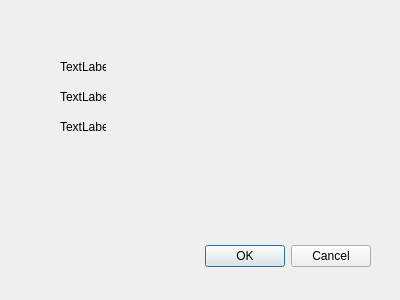
stlf/upyun_qt_sdk, file src/upyun_client/UpyunGUI/dialoglogin.ui: the form before one commit.
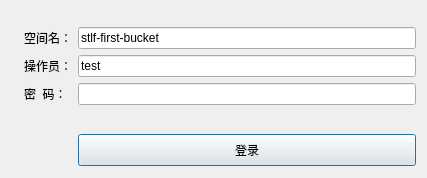
The form after the commit. Icons and pictures are not drawn.

```diff
--- a/src/upyun_client/UpyunGUI/dialoglogin.ui
+++ b/src/upyun_client/UpyunGUI/dialoglogin.ui
@@ -6,68 +6,119 @@
    <rect>
     <x>0</x>
     <y>0</y>
-    <width>400</width>
-    <height>300</height>
+    <width>427</width>
+    <height>178</height>
    </rect>
   </property>
   <property name="windowTitle">
    <string>Dialog</string>
   </property>
-  <widget class="QDialogButtonBox" name="buttonBox">
-   <property name="geometry">
-    <rect>
-     <x>30</x>
-     <y>240</y>
-     <width>341</width>
-     <height>32</height>
-    </rect>
+  <layout class="QHBoxLayout" name="horizontalLayout_2">
+   <property name="bottomMargin">
+    <number>12</number>
    </property>
-   <property name="orientation">
-    <enum>Qt::Horizontal</enum>
-   </property>
-   <property name="standardButtons">
-    <set>QDialogButtonBox::Cancel|QDialogButtonBox::Ok</set>
-   </property>
-  </widget>
-  <widget class="QLabel" name="label">
-   <property name="geometry">
-    <rect>
-     <x>60</x>
-     <y>60</y>
-     <width>46</width>
-     <height>13</height>
-    </rect>
-   </property>
-   <property name="text">
-    <string>TextLabel</string>
-   </property>
-  </widget>
-  <widget class="QLabel" name="label_2">
-   <property name="geometry">
-    <rect>
-     <x>60</x>
-     <y>90</y>
-     <width>46</width>
-     <height>13</height>
-    </rect>
-   </property>
-   <property name="text">
-    <string>TextLabel</string>
-   </property>
-  </widget>
-  <widget class="QLabel" name="label_3">
-   <property name="geometry">
-    <rect>
-     <x>60</x>
-     <y>120</y>
-     <width>46</width>
-     <height>13</height>
-    </rect>
-   </property>
-   <property name="text">
-    <string>TextLabel</string>
-   </property>
-  </widget>
+   <item>
+    <widget class="QLabel" name="label_4">
+     <property name="text">
+      <string/>
+     </property>
+     <property name="pixmap">
+      <pixmap resource="res.qrc">:/root/images/upyun_logo.jpg</pixmap>
+     </property>
+    </widget>
+   </item>
+   <item>
+    <layout class="QFormLayout" name="formLayout">
+     <property name="fieldGrowthPolicy">
+      <enum>QFormLayout::AllNonFixedFieldsGrow</enum>
+     </property>
+     <item row="0" column="1">
+      <spacer name="verticalSpacer">
+       <property name="orientation">
+        <enum>Qt::Vertical</enum>
+       </property>
+       <property name="sizeHint" stdset="0">
+        <size>
+         <width>184</width>
+         <height>13</height>
+        </size>
+       </property>
+      </spacer>
+     </item>
+     <item row="1" column="0">
+      <widget class="QLabel" name="label">
+       <property name="text">
+        <string>空间名：</string>
+       </property>
+      </widget>
+     </item>
+     <item row="1" column="1">
+      <widget class="QLineEdit" name="lineEdit">
+       <property name="text">
+        <string>stlf-first-bucket</string>
+       </property>
+      </widget>
+     </item>
+     <item row="2" column="0">
+      <widget class="QLabel" name="label_2">
+       <property name="text">
+        <string>操作员：</string>
+       </property>
+      </widget>
+     </item>
+     <item row="2" column="1">
+      <widget class="QLineEdit" name="lineEdit_2">
+       <property name="text">
+        <string>test</string>
+       </property>
+      </widget>
+     </item>
+     <item row="3" column="0">
+      <widget class="QLabel" name="label_3">
+       <property name="text">
+        <string>密  码：</string>
+       </property>
+      </widget>
+     </item>
+     <item row="3" column="1">
+      <widget class="QLineEdit" name="lineEdit_3">
+       <property name="echoMode">
+        <enum>QLineEdit::Password</enum>
+       </property>
+      </widget>
+     </item>
+     <item row="4" column="1">
+      <spacer name="verticalSpacer_2">
+       <property name="orientation">
+        <enum>Qt::Vertical</enum>
+       </property>
+       <property name="sizeHint" stdset="0">
+        <size>
+         <width>184</width>
+         <height>13</height>
+        </size>
+       </property>
+      </spacer>
+     </item>
+     <item row="5" column="1">
+      <layout class="QHBoxLayout" name="horizontalLayout"/>
+     </item>
+     <item row="6" column="1">
+      <widget class="QPushButton" name="pushButton_2">
+       <property name="minimumSize">
+        <size>
+         <width>0</width>
+         <height>32</height>
+        </size>
+       </property>
+       <property name="text">
+        <string>登录</string>
+       </property>
+      </widget>
+     </item>
+    </layout>
+   </item>
+  </layout>
  </widget>
  <resources/>
  <connections>
```
Left out of the diff: 41 changed lines with no effect on the pictures.
